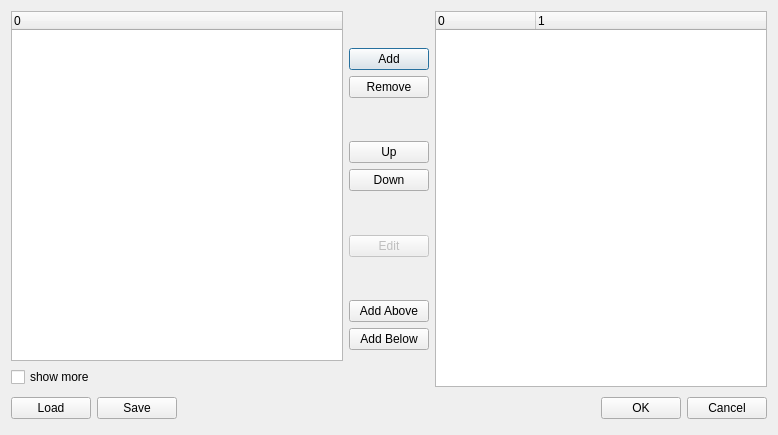
Qt form mscore/mscore/instrdialog.ui (musescore/musescore-old) before a commit.
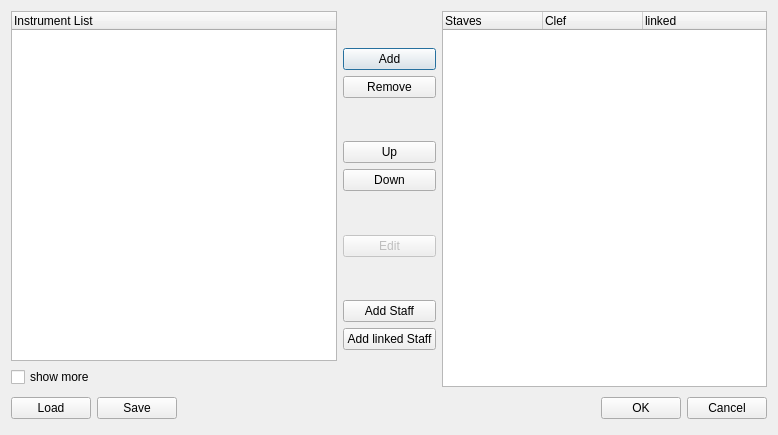
The same form after that commit.

Patch:
```diff
--- a/mscore/mscore/instrdialog.ui
+++ b/mscore/mscore/instrdialog.ui
@@ -34,7 +34,7 @@
          </property>
          <column>
           <property name="text">
-           <string>0</string>
+           <string>Instrument List</string>
           </property>
          </column>
         </widget>
@@ -176,19 +176,6 @@
          </property>
         </spacer>
        </item>
-       <item>
-        <widget class="QPushButton" name="aboveButton">
-         <property name="sizePolicy">
-          <sizepolicy hsizetype="Minimum" vsizetype="Fixed">
-           <horstretch>0</horstretch>
-           <verstretch>0</verstretch>
-          </sizepolicy>
-         </property>
-         <property name="text">
-          <string>Add Above</string>
-         </property>
-        </widget>
-       </item>
        <item>
         <widget class="QPushButton" name="belowButton">
          <property name="sizePolicy">
@@ -198,7 +185,14 @@
           </sizepolicy>
          </property>
          <property name="text">
-          <string>Add Below</string>
+          <string>Add Staff</string>
+         </property>
+        </widget>
+       </item>
+       <item>
+        <widget class="QPushButton" name="linkedButton">
+         <property name="text">
+          <string>Add linked Staff</string>
          </property>
         </widget>
        </item>
@@ -226,16 +220,24 @@
         <bool>true</bool>
        </property>
        <property name="columnCount">
-        <number>2</number>
+        <number>3</number>
        </property>
        <column>
         <property name="text">
-         <string>0</string>
+         <string>Staves</string>
         </property>
        </column>
        <column>
         <property name="text">
-         <string>1</string>
+         <string>Clef</string>
+        </property>
+       </column>
+       <column>
+        <property name="text">
+         <string>linked</string>
+        </property>
+        <property name="toolTip">
+         <string>staff linked to previous</string>
         </property>
        </column>
       </widget>
```
